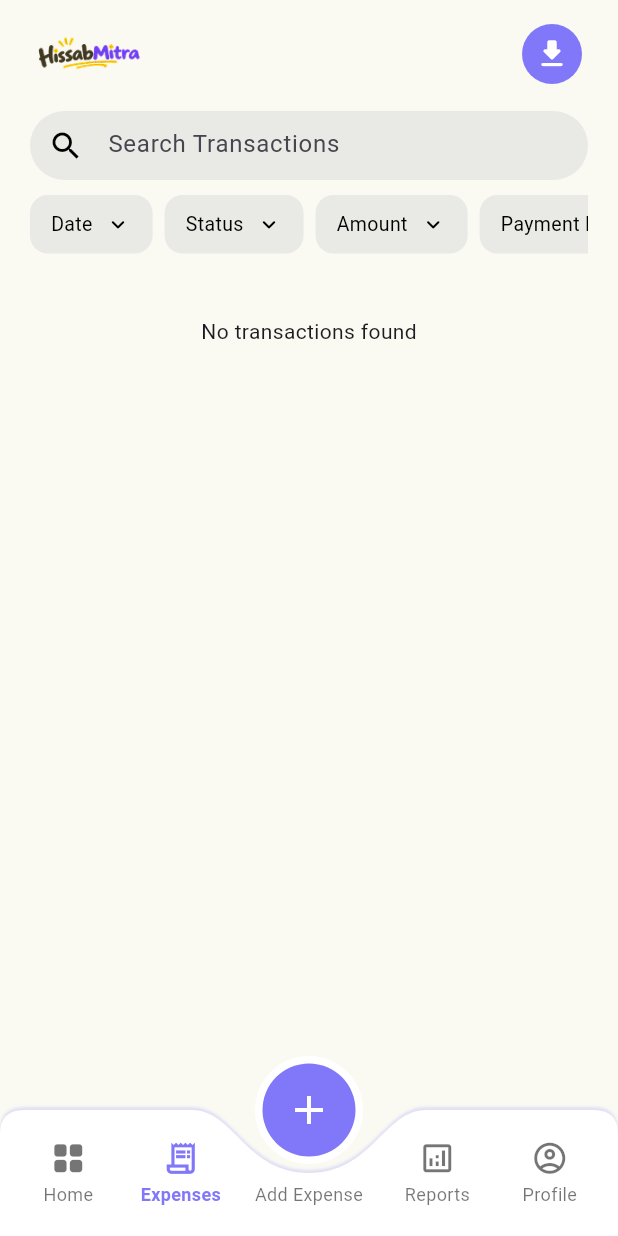
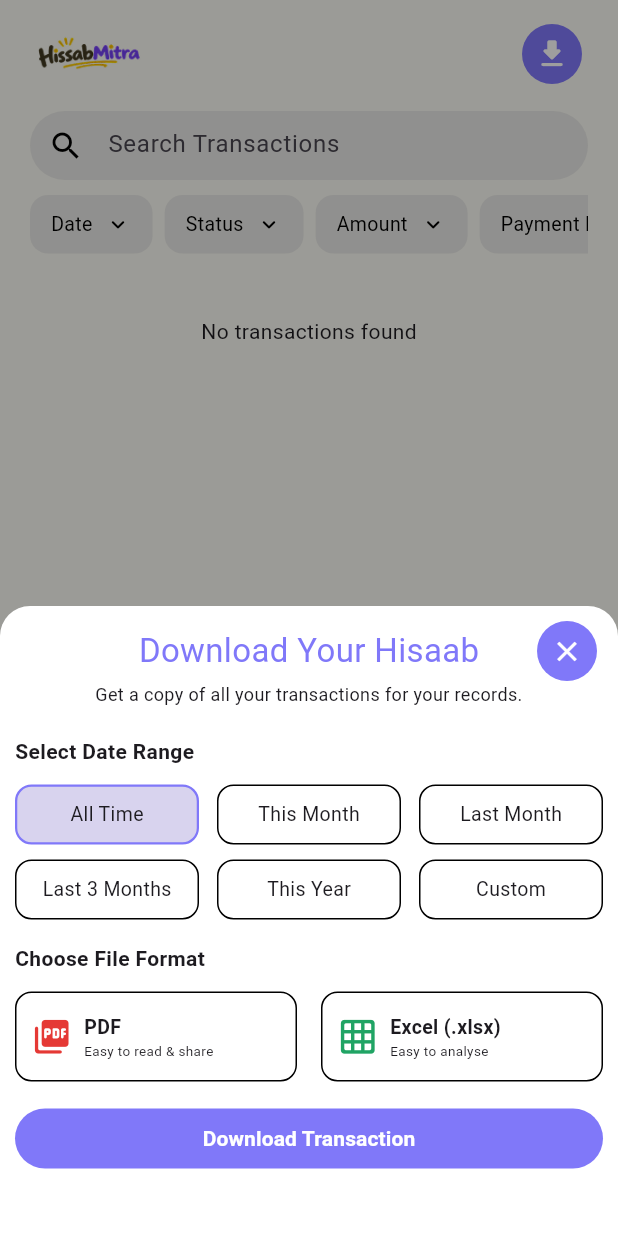
Before and after one commit to NeelSavsani/HisaabMitra, a Flutter app: the ExpenseScreen screen opened directly, after a tap on the "download" icon, on a phone screen of 412 x 824 dp. Run offline on Flutter 3.47's test engine with Material 3 defaults, Android fonts, the phone set to English and light mode, and no system bars; our stand-ins replace firebase_auth, firebase_core, firebase_database, google_fonts; accounts and stored records are empty; Roboto replaces fonts that are missing (Chewy); project files that could hold a hidden picture were left out.

Commit message:
download ui

```diff
--- a/lib/screens/expense_screen.dart
+++ b/lib/screens/expense_screen.dart
@@ -6,6 +6,7 @@ import 'package:google_fonts/google_fonts.dart';
 
 import 'package:hisaabmitra/config/database_config.dart';
 import 'package:hisaabmitra/screens/add_expense.dart';
+import 'package:hisaabmitra/screens/transaction_tile.dart';
 
 class ExpenseScreen extends StatefulWidget {
   const ExpenseScreen({super.key});
@@ -173,7 +174,14 @@ class _ExpenseScreenState extends State<ExpenseScreen> {
               for (final transaction in entry.value)
                 Padding(
                   padding: const EdgeInsets.only(bottom: 8),
-                  child: _ExpenseTransactionCard(transaction: transaction),
+                  child: TransactionTile(
+                    type: transaction.type,
+                    amount: transaction.amount,
+                    date: transaction.date,
+                    title: transaction.title,
+                    paymentMode: transaction.paymentMode,
+                    colorIndex: transaction.colorIndex,
+                  ),
                 ),
               const SizedBox(height: 4),
             ],
@@ -315,7 +323,7 @@ class _ExpenseScreenState extends State<ExpenseScreen> {
                     ),
                     const Spacer(),
                     IconButton(
-                      onPressed: () {},
+                      onPressed: () => _showDownloadDialog(context),
                       tooltip: 'Download transactions',
                       style: IconButton.styleFrom(
                         backgroundColor: const Color(0xFF8078F9),
@@ -374,7 +382,8 @@ List<_ExpenseTransaction> _readExpenseTransactions(Object? value) {
   if (value is! Map) return [];
 
   final transactions = <_ExpenseTransaction>[];
-  for (final raw in value.values) {
+  for (final entry in value.entries) {
+    final raw = entry.value;
     if (raw is! Map) continue;
     final data = Map<String, dynamic>.from(raw);
     final amount = double.tryParse(data['amount']?.toString() ?? '');
@@ -394,8 +403,19 @@ List<_ExpenseTransaction> _readExpenseTransactions(Object? value) {
             : 'Transaction',
         category: data['category']?.toString() ?? '',
         paymentMode: data['paymentMode']?.toString() ?? '',
+        id: entry.key.toString(),
+        colorIndex: 0,
       ),
     );
+  }
+  transactions.sort((a, b) => a.id.compareTo(b.id));
+  if (transactions.isNotEmpty) {
+    final randomStart = transactions.first.id.hashCode % 3;
+    for (var index = 0; index < transactions.length; index++) {
+      transactions[index] = transactions[index].withColorIndex(
+        (randomStart + index) % 3,
+      );
+    }
   }
   transactions.sort((a, b) => b.date.compareTo(a.date));
   return transactions;
@@ -420,26 +440,6 @@ String _expenseGroupLabel(DateTime date) {
   return '${weekdays[date.weekday - 1]}, $dateLabel';
 }
 
-String _formatExpenseAmount(double amount) {
-  final fixed = amount == amount.truncateToDouble()
-      ? amount.toInt().toString()
-      : amount.toStringAsFixed(2);
-  final parts = fixed.split('.');
-  final whole = parts.first;
-  if (whole.length <= 3) return fixed;
-
-  final groups = <String>[];
-  var remaining = whole;
-  groups.insert(0, remaining.substring(remaining.length - 3));
-  remaining = remaining.substring(0, remaining.length - 3);
-  while (remaining.length > 2) {
-    groups.insert(0, remaining.substring(remaining.length - 2));
-    remaining = remaining.substring(0, remaining.length - 2);
-  }
-  if (remaining.isNotEmpty) groups.insert(0, remaining);
-  return '${groups.join(',')}${parts.length > 1 ? '.${parts[1]}' : ''}';
-}
-
 class _ExpenseTransaction {
   const _ExpenseTransaction({
     required this.type,
@@ -448,6 +448,8 @@ class _ExpenseTransaction {
     required this.title,
     required this.category,
     required this.paymentMode,
+    required this.id,
+    required this.colorIndex,
   });
 
   final String type;
@@ -456,116 +458,20 @@ class _ExpenseTransaction {
   final String title;
   final String category;
   final String paymentMode;
+  final String id;
+  final int colorIndex;
+
+  _ExpenseTransaction withColorIndex(int index) => _ExpenseTransaction(
+    type: type,
+    amount: amount,
+    date: date,
+    title: title,
+    category: category,
+    paymentMode: paymentMode,
+    id: id,
+    colorIndex: index,
+  );
 }
-
-class _ExpenseTransactionCard extends StatelessWidget {
-  const _ExpenseTransactionCard({required this.transaction});
-
-  final _ExpenseTransaction transaction;
-
-  @override
-  Widget build(BuildContext context) {
-    final isIncome = transaction.type == 'income';
-    final category = transaction.category.toLowerCase();
-    final avatarColor = isIncome
-        ? const Color(0xFFFFDD32)
-        : category == 'food'
-        ? const Color(0xFFE0DCFF)
-        : const Color(0xFFE2E2E2);
-    final payment = transaction.paymentMode;
-    final paymentColor = payment.toLowerCase() == 'upi'
-        ? const Color(0xFFFFDD32)
-        : payment.toLowerCase() == 'cash'
-        ? const Color(0xFFE0DCFF)
-        : const Color(0xFFE2E2E2);
-    final dayLabel = '${transaction.date.day} ${_fullMonth(transaction.date.month)}';
-    final titleInitial = transaction.title.trim().isEmpty
-        ? 'T'
-        : transaction.title.trim()[0].toUpperCase();
-
-    return Container(
-      height: 62,
-      padding: const EdgeInsets.symmetric(horizontal: 10),
-      decoration: BoxDecoration(
-        color: Colors.white,
-        borderRadius: BorderRadius.circular(15),
-      ),
-      child: Row(
-        children: [
-          CircleAvatar(
-            radius: 16,
-            backgroundColor: avatarColor,
-            child: Text(
-              titleInitial,
-              style: TextStyle(
-                fontSize: 16,
-                fontWeight: FontWeight.w700,
-                color: isIncome ? Colors.black : const Color(0xFF8078F9),
-              ),
-            ),
-          ),
-          const SizedBox(width: 10),
-          Expanded(
-            child: Column(
-              mainAxisAlignment: MainAxisAlignment.center,
-              crossAxisAlignment: CrossAxisAlignment.start,
-              children: [
-                Text(
-                  transaction.title,
-                  maxLines: 1,
-                  overflow: TextOverflow.ellipsis,
-                  style: const TextStyle(
-                    fontSize: 16,
-                    fontWeight: FontWeight.w600,
-                  ),
-                ),
-                Row(
-                  children: [
-                    Text(dayLabel, style: const TextStyle(fontSize: 11)),
-                    const SizedBox(width: 6),
-                    if (payment.isNotEmpty)
-                      Container(
-                        constraints: const BoxConstraints(maxWidth: 78),
-                        padding: const EdgeInsets.symmetric(
-                          horizontal: 7,
-                          vertical: 1,
-                        ),
-                        decoration: BoxDecoration(
-                          color: paymentColor,
-                          borderRadius: BorderRadius.circular(9),
-                        ),
-                        child: Text(
-                          payment.toUpperCase(),
-                          maxLines: 1,
-                          overflow: TextOverflow.ellipsis,
-                          style: const TextStyle(fontSize: 8),
-                        ),
-                      ),
-                  ],
-                ),
-              ],
-            ),
-          ),
-          const SizedBox(width: 2),
-          Text(
-            '${isIncome ? '+' : '−'} ₹${_formatExpenseAmount(transaction.amount)}',
-            maxLines: 1,
-            style: TextStyle(
-              color: isIncome ? const Color(0xFF20A340) : Colors.red,
-              fontSize: 13,
-              fontWeight: FontWeight.w700,
-            ),
-          ),
-        ],
-      ),
-    );
-  }
-}
-
-String _fullMonth(int month) => const [
-  'January', 'February', 'March', 'April', 'May', 'June',
-  'July', 'August', 'September', 'October', 'November', 'December',
-][month - 1];
 
 class _ExpenseFilterChip extends StatelessWidget {
   const _ExpenseFilterChip({
@@ -631,6 +537,260 @@ class _ExpenseFilterOption {
   final Color? iconColor;
   final Color? iconBackgroundColor;
   final bool bold;
+}
+
+Future<void> _showDownloadDialog(BuildContext context) {
+  return showGeneralDialog<void>(
+    context: context,
+    barrierDismissible: true,
+    barrierLabel: 'Close download options',
+    barrierColor: Colors.black.withValues(alpha: 0.38),
+    transitionDuration: const Duration(milliseconds: 300),
+    pageBuilder: (context, animation, secondaryAnimation) =>
+        const _DownloadDialog(),
+    transitionBuilder: (context, animation, secondaryAnimation, child) {
+      final slide = Tween<Offset>(
+        begin: const Offset(0, 1),
+        end: Offset.zero,
+      ).animate(CurvedAnimation(parent: animation, curve: Curves.linear));
+      return SlideTransition(position: slide, child: child);
+    },
+  );
+}
+
+class _DownloadDialog extends StatefulWidget {
+  const _DownloadDialog();
+
+  @override
+  State<_DownloadDialog> createState() => _DownloadDialogState();
+}
+
+class _DownloadDialogState extends State<_DownloadDialog> {
+  static const Color _primaryColor = Color(0xFF8078F9);
+  String _selectedDateRange = 'All Time';
+  String _selectedFormat = '';
+
+  @override
+  Widget build(BuildContext context) {
+    return Align(
+      alignment: Alignment.bottomCenter,
+      child: Material(
+        color: Colors.transparent,
+        child: Container(
+          width: double.infinity,
+          height: 420,
+          padding: const EdgeInsets.fromLTRB(10, 10, 10, 22),
+          decoration: const BoxDecoration(
+            color: Colors.white,
+            borderRadius: BorderRadius.vertical(top: Radius.circular(20)),
+          ),
+          child: Column(
+            mainAxisSize: MainAxisSize.min,
+            children: [
+              SizedBox(
+                height: 40,
+                child: Stack(
+                  alignment: Alignment.center,
+                  children: [
+                    Text(
+                      'Download Your Hisaab',
+                      style: GoogleFonts.chewy(
+                        fontSize: 22,
+                        color: _primaryColor,
+                      ),
+                    ),
+                    Align(
+                      alignment: Alignment.centerRight,
+                      child: IconButton(
+                        onPressed: () => Navigator.of(context).pop(),
+                        constraints: const BoxConstraints.tightFor(
+                          width: 40,
+                          height: 40,
+                        ),
+                        style: IconButton.styleFrom(
+                          backgroundColor: _primaryColor,
+                          foregroundColor: Colors.white,
+                        ),
+                        icon: const Icon(Icons.close, size: 22),
+                      ),
+                    ),
+                  ],
+                ),
+              ),
+              const Text(
+                'Get a copy of all your transactions for your records.',
+                textAlign: TextAlign.center,
+                style: TextStyle(fontSize: 12),
+              ),
+              const SizedBox(height: 20),
+              const Align(
+                alignment: Alignment.centerLeft,
+                child: Text(
+                  'Select Date Range',
+                  style: TextStyle(fontWeight: FontWeight.w700),
+                ),
+              ),
+              const SizedBox(height: 12),
+              _buildDateRangeRow(const ['All Time', 'This Month', 'Last Month']),
+              const SizedBox(height: 10),
+              _buildDateRangeRow(const ['Last 3 Months', 'This Year', 'Custom']),
+              const SizedBox(height: 16),
+              const Align(
+                alignment: Alignment.centerLeft,
+                child: Text(
+                  'Choose File Format',
+                  style: TextStyle(fontWeight: FontWeight.w700),
+                ),
+              ),
+              const SizedBox(height: 12),
+              Row(
+                children: [
+                  Expanded(
+                    child: _buildFormatCard(
+                      label: 'PDF',
+                      subtitle: 'Easy to read & share',
+                      icon: Icons.picture_as_pdf_rounded,
+                      color: const Color(0xFFE53935),
+                    ),
+                  ),
+                  const SizedBox(width: 16),
+                  Expanded(
+                    child: _buildFormatCard(
+                      label: 'Excel (.xlsx)',
+                      subtitle: 'Easy to analyse',
+                      icon: Icons.grid_on_rounded,
+                      color: const Color(0xFF20A464),
+                    ),
+                  ),
+                ],
+              ),
+              const SizedBox(height: 18),
+              SizedBox(
+                width: double.infinity,
+                height: 40,
+                child: ElevatedButton(
+                  onPressed: () {},
+                  style: ElevatedButton.styleFrom(
+                    backgroundColor: _primaryColor,
+                    foregroundColor: Colors.white,
+                    elevation: 0,
+                    shape: const StadiumBorder(),
+                  ),
+                  child: const Text(
+                    'Download Transaction',
+                    style: TextStyle(fontWeight: FontWeight.w600),
+                  ),
+                ),
+              ),
+            ],
+          ),
+        ),
+      ),
+    );
+  }
+
+  Widget _buildDateRangeRow(List<String> labels) {
+    return Row(
+      children: [
+        for (var index = 0; index < labels.length; index++) ...[
+          if (index > 0) const SizedBox(width: 12),
+          Expanded(
+            child: _DownloadChoice(
+              label: labels[index],
+              selected: _selectedDateRange == labels[index],
+              onTap: () => setState(() => _selectedDateRange = labels[index]),
+            ),
+          ),
+        ],
+      ],
+    );
+  }
+
+  Widget _buildFormatCard({
+    required String label,
+    required String subtitle,
+    required IconData icon,
+    required Color color,
+  }) {
+    final format = label == 'PDF' ? 'PDF' : 'Excel';
+    final selected = _selectedFormat == format;
+    return GestureDetector(
+      onTap: () => setState(() => _selectedFormat = format),
+      child: Container(
+        height: 60,
+        padding: const EdgeInsets.symmetric(horizontal: 10),
+        decoration: BoxDecoration(
+          color: selected ? const Color(0xFFD8D3EE) : Colors.white,
+          border: Border.all(
+            color: selected ? _primaryColor : Colors.black,
+            width: selected ? 1.5 : 1,
+          ),
+          borderRadius: BorderRadius.circular(11),
+        ),
+        child: Row(
+          children: [
+            Icon(icon, color: color, size: 27),
+            const SizedBox(width: 8),
+            Expanded(
+              child: Column(
+                mainAxisAlignment: MainAxisAlignment.center,
+                crossAxisAlignment: CrossAxisAlignment.start,
+                children: [
+                  Text(
+                    label,
+                    maxLines: 1,
+                    overflow: TextOverflow.ellipsis,
+                    style: const TextStyle(
+                      fontSize: 13,
+                      fontWeight: FontWeight.w700,
+                    ),
+                  ),
+                  Text(
+                    subtitle,
+                    maxLines: 1,
+                    overflow: TextOverflow.ellipsis,
+                    style: const TextStyle(fontSize: 9),
+                  ),
+                ],
+              ),
+            ),
+          ],
+        ),
+      ),
+    );
+  }
+}
+
+class _DownloadChoice extends StatelessWidget {
+  const _DownloadChoice({
+    required this.label,
+    required this.selected,
+    required this.onTap,
+  });
+
+  final String label;
+  final bool selected;
+  final VoidCallback onTap;
+
+  @override
+  Widget build(BuildContext context) {
+    return GestureDetector(
+      onTap: onTap,
+      child: Container(
+        height: 40,
+        alignment: Alignment.center,
+        decoration: BoxDecoration(
+          color: selected ? const Color(0xFFD8D3EE) : Colors.white,
+          border: Border.all(
+            color: selected ? const Color(0xFF8078F9) : Colors.black,
+            width: selected ? 1.5 : 1,
+          ),
+          borderRadius: BorderRadius.circular(11),
+        ),
+        child: Text(label, style: const TextStyle(fontSize: 13)),
+      ),
+    );
+  }
 }
 
 Future<int?> _showExpenseFilterDialog(
```
Also changed, not shown: lib/screens/dashboard_screen.dart (+31 -40 lines), lib/screens/transaction_tile.dart (added, +154 -0 lines).
